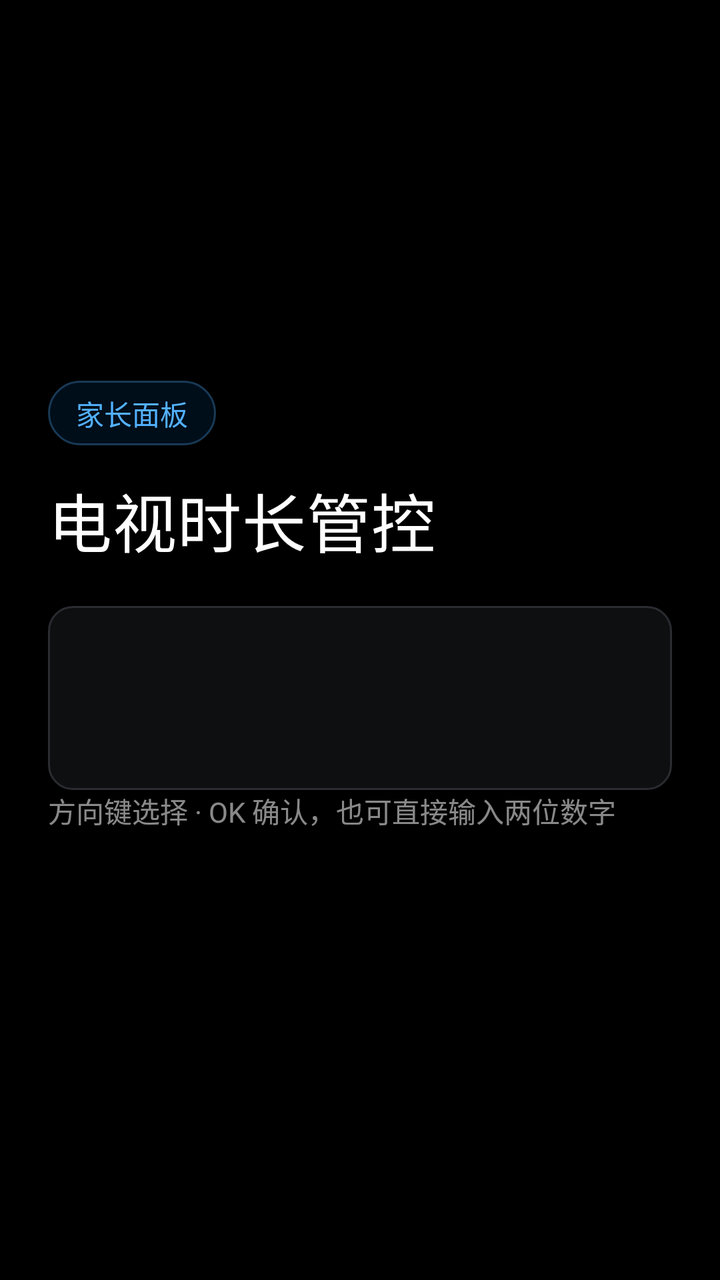
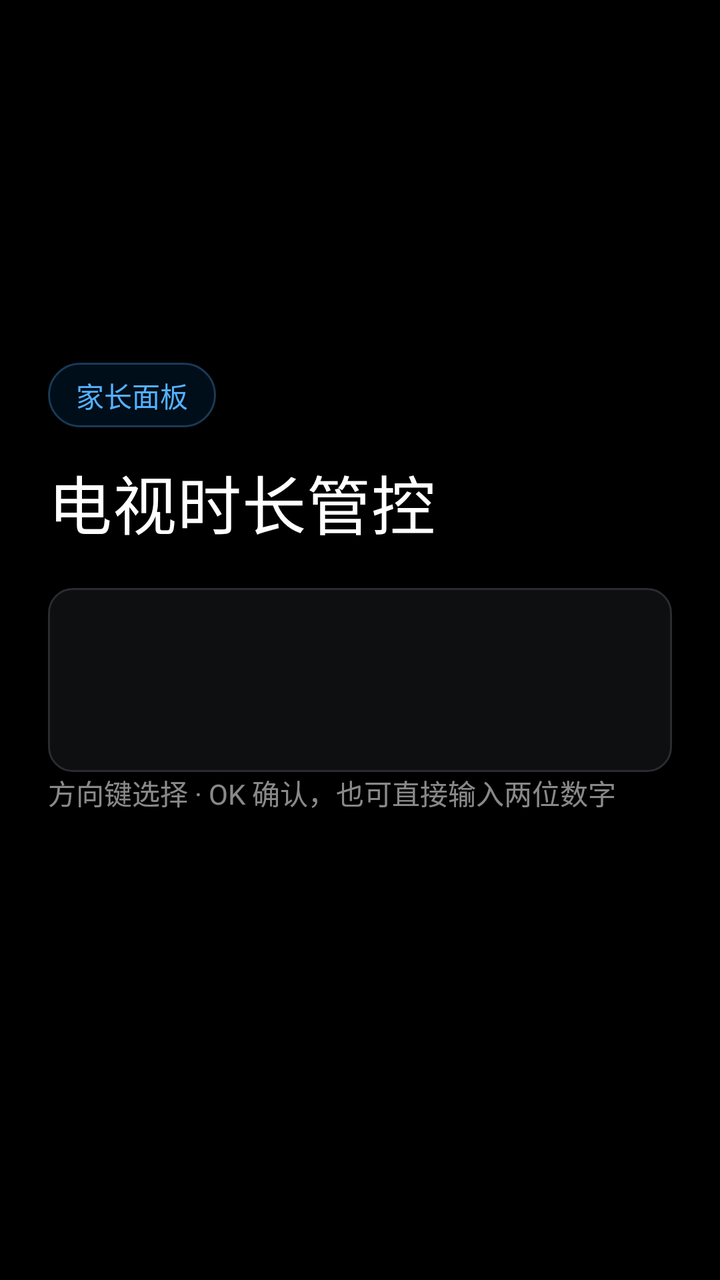

An Android layout rendered at two revisions. The XML below is the earlier revision; the diff shows what the commit changed to produce the second picture.
<!-- AndroidManifest.xml: activity theme Theme.TvGuard.Console -->
<!-- res/layout/activity_main.xml -->
<?xml version="1.0" encoding="utf-8"?>
<FrameLayout xmlns:android="http://schemas.android.com/apk/res/android"
    android:layout_width="match_parent"
    android:layout_height="match_parent"
    android:background="@color/canvas"
    android:paddingStart="24dp"
    android:paddingTop="24dp"
    android:paddingEnd="24dp"
    android:paddingBottom="24dp">

    <ScrollView
        android:id="@+id/main_scroll"
        android:layout_width="match_parent"
        android:layout_height="wrap_content"
        android:layout_gravity="center"
        android:clipToPadding="false"
        android:descendantFocusability="afterDescendants"
        android:fillViewport="false"
        android:focusable="false">

        <LinearLayout
            android:id="@+id/main_panel"
            android:layout_width="match_parent"
            android:layout_height="wrap_content"
            android:orientation="vertical">

            <TextView
                android:id="@+id/panel_brand"
                style="@style/Text.Caption"
                android:layout_width="wrap_content"
                android:layout_height="wrap_content"
                android:background="@drawable/pill_bg"
                android:paddingStart="14dp"
                android:paddingTop="6dp"
                android:paddingEnd="14dp"
                android:paddingBottom="6dp"
                android:text="家长面板"
                android:textColor="@color/accent_light" />

            <TextView
                android:id="@+id/panel_title"
                style="@style/Text.Display"
                android:layout_width="match_parent"
                android:layout_height="wrap_content"
                android:layout_marginTop="14dp"
                android:text="电视时长管控"
                android:textSize="32sp" />

            <LinearLayout
                android:id="@+id/panel_columns"
                android:layout_width="match_parent"
                android:layout_height="wrap_content"
                android:layout_marginTop="20dp"
                android:baselineAligned="false"
                android:orientation="vertical">

                <LinearLayout
                    android:id="@+id/status_column"
                    android:layout_width="match_parent"
                    android:layout_height="wrap_content"
                    android:background="@drawable/card_bg"
                    android:orientation="vertical"
                    android:padding="22dp">

                    <TextView
                        android:id="@+id/status_text"
                        style="@style/Text.Body"
                        android:layout_width="match_parent"
                        android:layout_height="wrap_content" />

                    <TextView
                        android:id="@+id/update_text"
                        style="@style/Text.Caption"
                        android:layout_width="match_parent"
                        android:layout_height="wrap_content"
                        android:layout_marginTop="12dp" />

                    <TextView
                        android:id="@+id/warn_text"
                        style="@style/Text.Warning"
                        android:layout_width="match_parent"
                        android:layout_height="wrap_content"
                        android:layout_marginTop="14dp"
                        android:visibility="gone" />
                </LinearLayout>

                <LinearLayout
                    android:id="@+id/menu_column"
                    android:layout_width="match_parent"
                    android:layout_height="wrap_content"
                    android:orientation="vertical">

                    <TextView
                        android:id="@+id/menu_hint"
                        style="@style/Text.Caption"
                        android:layout_width="match_parent"
                        android:layout_height="wrap_content"
                        android:text="方向键选择 · OK 确认，也可直接输入两位数字" />

                    <LinearLayout
                        android:id="@+id/menu_actions"
                        android:layout_width="match_parent"
                        android:layout_height="wrap_content"
                        android:baselineAligned="false"
                        android:descendantFocusability="afterDescendants"
                        android:orientation="vertical" />
                </LinearLayout>
            </LinearLayout>

            <TextView
                android:id="@+id/version_text"
                style="@style/Text.Caption"
                android:layout_width="match_parent"
                android:layout_height="wrap_content"
                android:layout_marginTop="18dp"
                android:alpha="0.7" />
        </LinearLayout>
    </ScrollView>
</FrameLayout>
<!-- resources referenced by this layout -->
<resources>
  <color name="accent_light">#53B1FF</color>
  <color name="canvas">#000000</color>
  <!-- drawable card_bg (drawable) -->
  <?xml version="1.0" encoding="utf-8"?>
  <shape xmlns:android="http://schemas.android.com/apk/res/android"
      android:shape="rectangle">
      <solid android:color="#CC121314" />
      <corners android:radius="12dp" />
      <stroke android:width="1dp" android:color="#2A2C31" />
  </shape>
  <!-- drawable pill_bg (drawable) -->
  <?xml version="1.0" encoding="utf-8"?>
  <shape xmlns:android="http://schemas.android.com/apk/res/android"
      android:shape="rectangle">
      <solid android:color="#1F0070D1" />
      <corners android:radius="999dp" />
      <stroke android:width="1dp" android:color="#4D53B1FF" />
  </shape>
  <style name="Text.Body">
          <item name="android:textColor">@color/on_dark_mute</item>
          <item name="android:textSize">17sp</item>
          <item name="android:lineSpacingExtra">4dp</item>
          <item name="android:includeFontPadding">false</item>
      </style>
  <style name="Text.Caption">
          <item name="android:textColor">@color/mute_dark</item>
          <item name="android:textSize">14sp</item>
          <item name="android:includeFontPadding">false</item>
      </style>
  <style name="Text.Display">
          <item name="android:textColor">@color/on_dark</item>
          <item name="android:textSize">34sp</item>
          <item name="android:textStyle">normal</item>
          <item name="android:letterSpacing">0.01</item>
          <item name="android:includeFontPadding">false</item>
      </style>
  <style name="Text.Warning">
          <item name="android:textColor">@color/warning</item>
          <item name="android:textSize">16sp</item>
          <item name="android:lineSpacingExtra">3dp</item>
      </style>
  <style name="Theme.TvGuard.Console" parent="@android:style/Theme.DeviceDefault.NoActionBar">
          <item name="android:windowBackground">@android:color/transparent</item>
          <item name="android:windowIsTranslucent">true</item>
          <item name="android:backgroundDimEnabled">false</item>
          <item name="android:windowNoTitle">true</item>
          <item name="android:windowContentOverlay">@null</item>
          <item name="android:windowAnimationStyle">@null</item>
      </style>
  <color name="on_dark_mute">#CCCCCC</color>
  <color name="mute_dark">#99E5E5E5</color>
  <color name="on_dark">#FFFFFF</color>
  <color name="warning">#C81B3A</color>
</resources>

<!-- the commit's change to res/layout/activity_main.xml (unified diff, before → after) -->
@@ -4,9 +4,9 @@
     android:layout_height="match_parent"
     android:background="@color/canvas"
     android:paddingStart="24dp"
-    android:paddingTop="24dp"
+    android:paddingTop="20dp"
     android:paddingEnd="24dp"
-    android:paddingBottom="24dp">
+    android:paddingBottom="32dp">
 
     <ScrollView
         android:id="@+id/main_scroll"
@@ -112,7 +112,8 @@
                 style="@style/Text.Caption"
                 android:layout_width="match_parent"
                 android:layout_height="wrap_content"
-                android:layout_marginTop="18dp"
+                android:layout_marginTop="16dp"
+                android:layout_marginBottom="8dp"
                 android:alpha="0.7" />
         </LinearLayout>
     </ScrollView>
